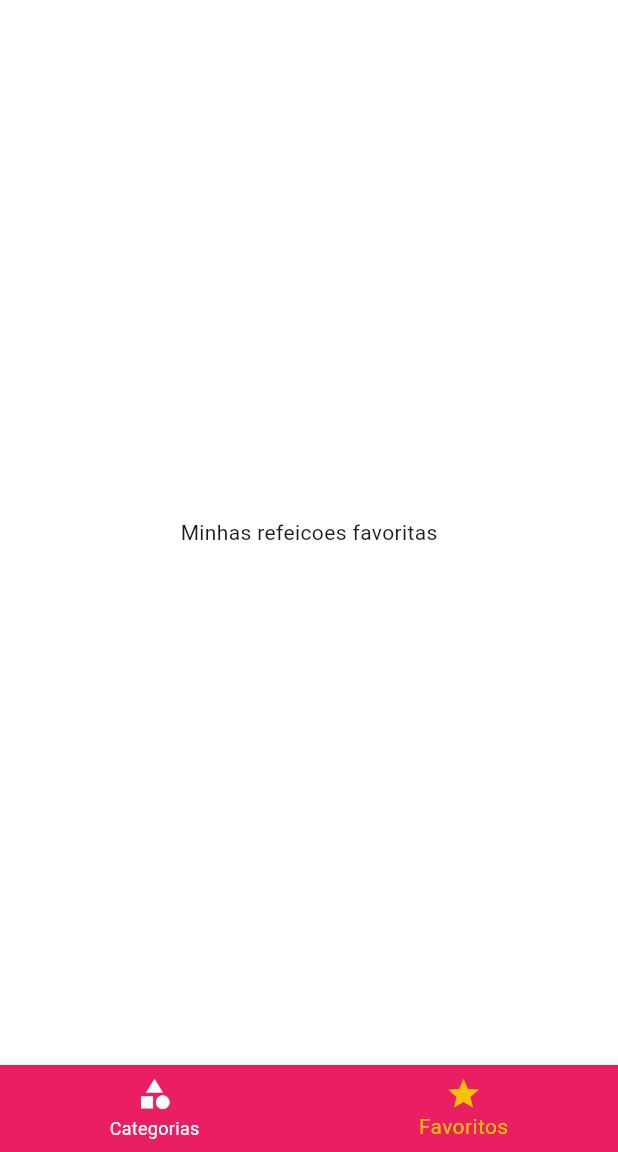
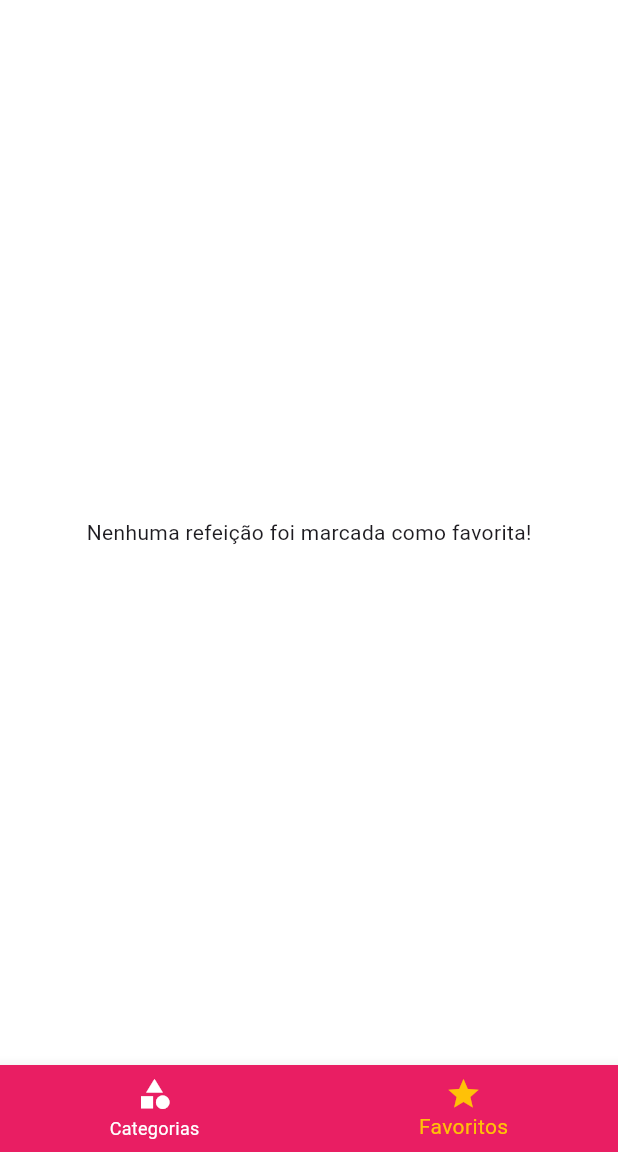
Before and after one commit to Junior580/DeliMeals, a Flutter app: the screen it shows after launch, item 2 of the bottom bar chosen, on a phone screen of 412 x 824 dp, the part 84-1236 px from its top. Run offline on Flutter 3.47's test engine with Material 3 defaults, Android fonts, the phone set to English and light mode, and no system bars.

Commit message:
favorite settings

```diff
--- a/lib/main.dart
+++ b/lib/main.dart
@@ -23,6 +23,7 @@ class MyApp extends StatefulWidget {
 class _MyAppState extends State<MyApp> {
   Settings settings = Settings();
   List<Meal> _availableMeals = DUMMY_MEALS;
+  final List<Meal> _favoriteMeals = [];
 
   void _filterMeals(Settings settings) {
     setState(() {
@@ -41,6 +42,18 @@ class _MyAppState extends State<MyApp> {
     });
   }
 
+  void _toggleFavorite(Meal meal) {
+    setState(() {
+      _favoriteMeals.contains(meal)
+          ? _favoriteMeals.remove(meal)
+          : _favoriteMeals.add(meal);
+    });
+  }
+
+  bool _isFavorite(Meal meal) {
+    return _favoriteMeals.contains(meal);
+  }
+
   @override
   Widget build(BuildContext context) {
     return MaterialApp(
@@ -57,10 +70,11 @@ class _MyAppState extends State<MyApp> {
           colorScheme:
               const ColorScheme.light().copyWith(secondary: Colors.amber)),
       routes: {
-        AppRoutes.HOME: (ctx) => const TabScreen(),
+        AppRoutes.HOME: (ctx) => TabScreen(favoriteMeals: _favoriteMeals),
         AppRoutes.CATEGORIES_MEALS: (ctx) =>
             CategoriesMealsScreen(meals: _availableMeals),
-        AppRoutes.MEAL_DETAIL: (ctx) => const MealDetailScreen(),
+        AppRoutes.MEAL_DETAIL: (ctx) => MealDetailScreen(
+            onToggleFavorite: _toggleFavorite, isFavorite: _isFavorite),
         AppRoutes.SETTINGS: (ctx) =>
             SettingsScreen(onSettingsChanged: _filterMeals, settings: settings),
       },
--- a/lib/screens/favorite_screen.dart
+++ b/lib/screens/favorite_screen.dart
@@ -1,12 +1,26 @@
 import 'package:flutter/material.dart';
+import '../models/meal.dart';
+import '../components/meal_item.dart';
 
 class FavoriteScreen extends StatelessWidget {
-  const FavoriteScreen({super.key});
+  final List<Meal> favoriteMeals;
+
+  const FavoriteScreen({super.key, required this.favoriteMeals});
 
   @override
   Widget build(BuildContext context) {
-    return const Center(
-      child: Text('Minhas refeicoes favoritas'),
-    );
+    if (favoriteMeals.isEmpty) {
+      return const Center(
+        child: Text('Nenhuma refeição foi marcada como favorita!'),
+      );
+    } else {
+      return ListView.builder(
+          itemCount: favoriteMeals.length,
+          itemBuilder: (ctx, index) {
+            return MealItem(
+              meal: favoriteMeals[index],
+            );
+          });
+    }
   }
 }
--- a/lib/screens/tabs_screen.dart
+++ b/lib/screens/tabs_screen.dart
@@ -2,9 +2,11 @@ import 'package:flutter/material.dart';
 import 'categories_screen.dart';
 import 'favorite_screen.dart';
 import '../components/main_drawer.dart';
+import '../models/meal.dart';
 
 class TabScreen extends StatefulWidget {
-  const TabScreen({super.key});
+  final List<Meal> favoriteMeals;
+  const TabScreen({super.key, required this.favoriteMeals});
 
   @override
   State<TabScreen> createState() => _TabScreenState();
@@ -13,10 +15,19 @@ class TabScreen extends StatefulWidget {
 class _TabScreenState extends State<TabScreen> {
   int _selectedScreenIndex = 0;
 
-  final List<Map<String, Object>> _screens = [
-    {"title": 'Lista de categorias', 'screen': const CategoriesScreen()},
-    {"title": 'Meus Favoritos', 'screen': const FavoriteScreen()}
-  ];
+  late List<Map<String, Object>> _screens;
+
+  @override
+  void initState() {
+    super.initState();
+    _screens = [
+      {"title": 'Lista de categorias', 'screen': const CategoriesScreen()},
+      {
+        "title": 'Meus Favoritos',
+        'screen': FavoriteScreen(favoriteMeals: widget.favoriteMeals)
+      }
+    ];
+  }
 
   _selectScreen(int index) {
     setState(() {
```
Also changed, not shown: lib/screens/meal_detail_screen.dart (+13 -3 lines).
